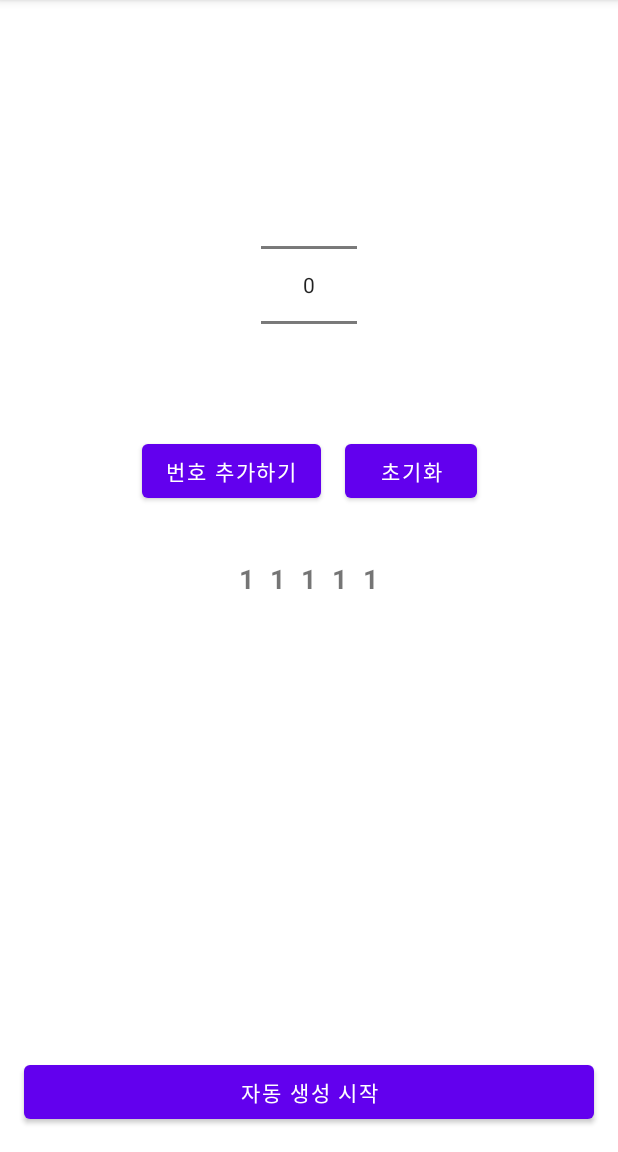
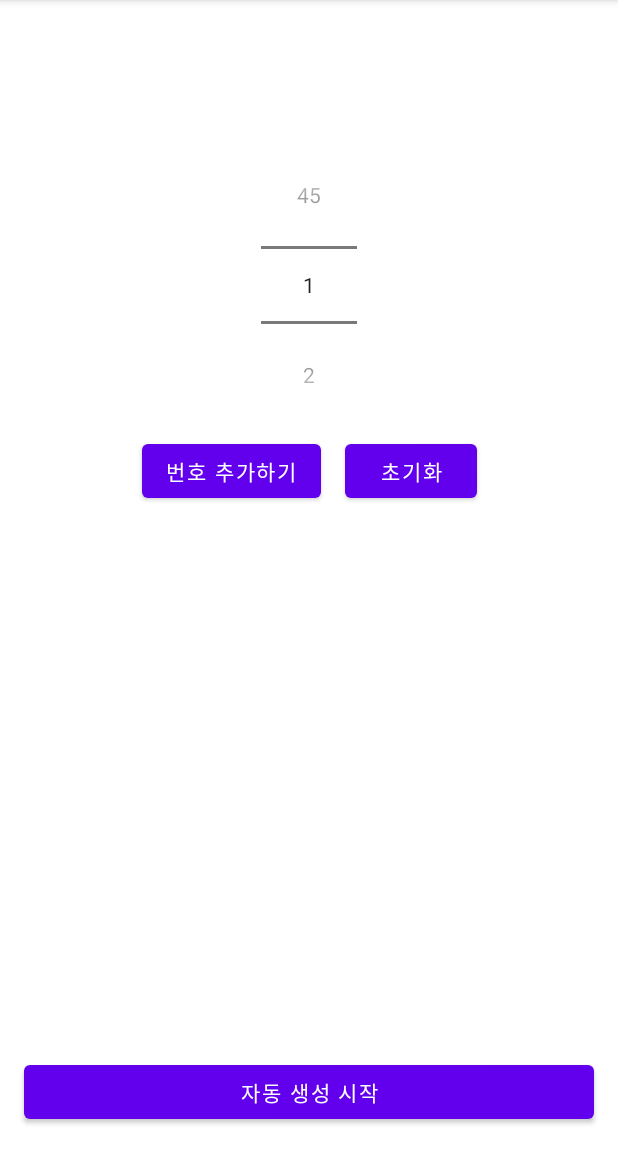
Before and after one commit to CodeHanZoom/greenwalk_android-deprecated-, an Android app: the screen it shows after launch (MainActivity), on a phone screen of 412 x 824 dp, the part 84-1236 px from its top. Run offline under Robolectric (Android 15) with nearby library versions, the phone set to English and light mode, and no system bars.

```diff
--- a/Lottery Machine/app/src/main/java/com/yj/lotterymachine/MainActivity.kt
+++ b/Lottery Machine/app/src/main/java/com/yj/lotterymachine/MainActivity.kt
@@ -2,10 +2,85 @@ package com.yj.lotterymachine
 
 import androidx.appcompat.app.AppCompatActivity
 import android.os.Bundle
+import android.widget.Button
+import android.widget.NumberPicker
+import android.widget.TextView
+import android.widget.Toast
+import androidx.core.view.contains
+import androidx.core.view.size
+import org.w3c.dom.Text
 
 class MainActivity : AppCompatActivity() {
+    private val addButton: Button by lazy {
+        findViewById(R.id.addButton)
+    }
+
+    private val clearButton: Button by lazy {
+        findViewById(R.id.clearButton)
+    }
+
+    private val numberPicker: NumberPicker by lazy {
+        findViewById(R.id.numberPicker)
+    }
+
+    private var numList: MutableSet<Int> = mutableSetOf()
+
+    private val textList: MutableList<TextView> = mutableListOf()
+
+    private val num1: TextView by lazy {
+        findViewById(R.id.num1)
+    }
+    private val num2: TextView by lazy {
+        findViewById(R.id.num2)
+    }
+    private val num3: TextView by lazy {
+        findViewById(R.id.num3)
+    }
+    private val num4: TextView by lazy {
+        findViewById(R.id.num4)
+    }
+    private val num5: TextView by lazy {
+        findViewById(R.id.num5)
+    }
+
     override fun onCreate(savedInstanceState: Bundle?) {
         super.onCreate(savedInstanceState)
         setContentView(R.layout.activity_main)
+
+        numberPicker.minValue = 1
+        numberPicker.maxValue = 45
+
+
+        textList.add(num1)
+        textList.add(num2)
+        textList.add(num3)
+        textList.add(num4)
+        textList.add(num5)
+
+        addButton.setOnClickListener {
+                initAddButton()
+        }
+    }
+
+    private fun initAddButton(){
+        if(numList.size >= 5){
+            Toast.makeText(this, "숫자는 최대 5개까지 선택가능", Toast.LENGTH_SHORT).show()
+            return
+        }
+
+        if(numList.contains(numberPicker.value)){
+            Toast.makeText(this, "이미 선택된 숫자임", Toast.LENGTH_SHORT).show()
+            return
+        }
+
+        numList.add(numberPicker.value)
+
+
+
+        var numberList = numList.toList()
+
+        numberList.forEachIndexed { idx, it ->
+            textList[idx].text = it.toString()
+        }
     }
 }
--- a/Lottery Machine/app/src/main/res/layout/activity_main.xml
+++ b/Lottery Machine/app/src/main/res/layout/activity_main.xml
@@ -48,42 +48,47 @@
         app:layout_constraintTop_toBottomOf="@id/addButton">
 
         <TextView
+            android:id="@+id/num1"
             android:layout_width="wrap_content"
             android:layout_height="wrap_content"
             android:layout_margin="5dp"
-            android:text="1"
+            tools:text="1"
             android:textSize="18sp"
             android:textStyle="bold" />
 
         <TextView
+            android:id="@+id/num2"
             android:layout_width="wrap_content"
             android:layout_height="wrap_content"
             android:layout_margin="5dp"
-            android:text="1"
+            tools:text="1"
             android:textSize="18sp"
             android:textStyle="bold" />
 
         <TextView
+            android:id="@+id/num3"
             android:layout_width="wrap_content"
             android:layout_height="wrap_content"
             android:layout_margin="5dp"
-            android:text="1"
+            tools:text="1"
             android:textSize="18sp"
             android:textStyle="bold" />
 
         <TextView
+            android:id="@+id/num4"
             android:layout_width="wrap_content"
             android:layout_height="wrap_content"
             android:layout_margin="5dp"
-            android:text="1"
+            tools:text="1"
             android:textSize="18sp"
             android:textStyle="bold" />
 
         <TextView
+            android:id="@+id/num5"
             android:layout_width="wrap_content"
             android:layout_height="wrap_content"
             android:layout_margin="5dp"
-            android:text="1"
+            tools:text="1"
             android:textSize="18sp"
             android:textStyle="bold" />
     </LinearLayout>
```
